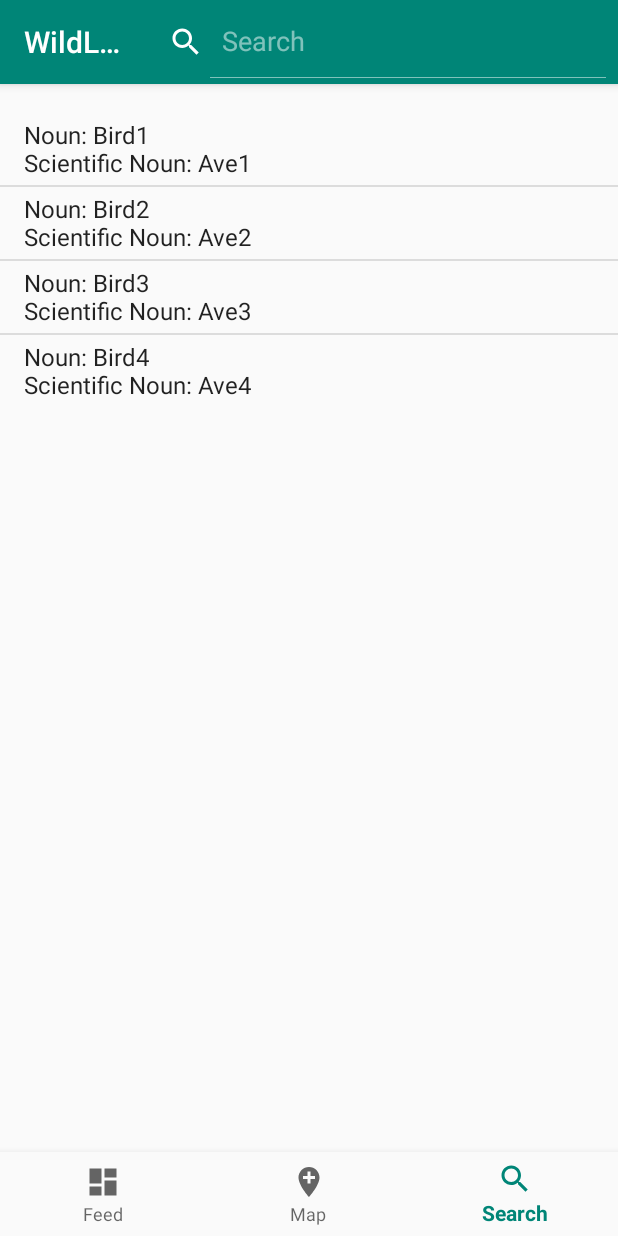
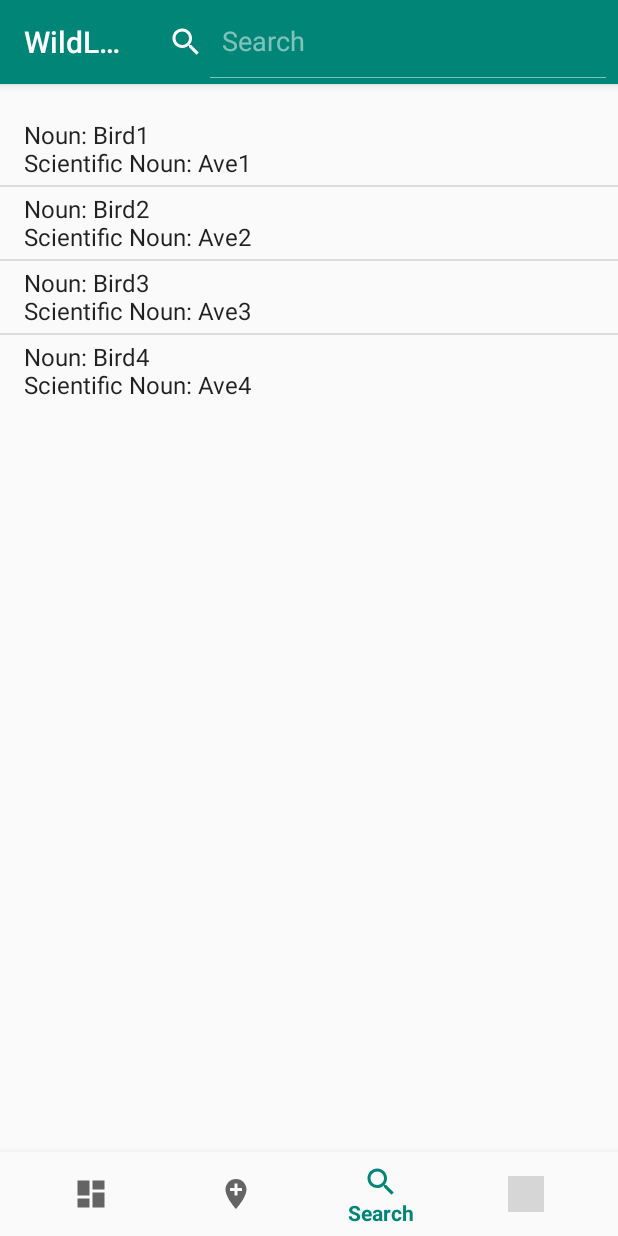
Before and after one commit to SQUIZXZ/Wildlife-Pokedex, an Android app: the screen it shows after launch (MainActivity), item 3 of the bottom bar chosen, on a phone screen of 412 x 824 dp. Run offline under Robolectric (Android 15) with nearby library versions, the phone set to English and light mode, and no system bars; grey boxes are pictures that could not be loaded.

Commit message:
merging with Navigation_Bar branch

```diff
--- a/WildlifeApplication/app/src/main/java/com/example/wildlifeapplication/MainActivity.java
+++ b/WildlifeApplication/app/src/main/java/com/example/wildlifeapplication/MainActivity.java
@@ -1,5 +1,6 @@
 package com.example.wildlifeapplication;
 
+import android.content.Intent;
 import android.os.Bundle;
 import android.support.annotation.NonNull;
 import android.support.design.widget.BottomNavigationView;
@@ -28,7 +29,12 @@ public class MainActivity extends AppCompatActivity {
                     switchToMainActivity();
                     return true;
                 case R.id.navigation_search:
+                    mTextMessage.setText(R.string.title_search);
                     switchToBirdSearchFragment();
+                    return true;
+                case R.id.navigation_extras:
+                    mTextMessage.setText(R.string.extras);
+                    switchToMainActivity();
                     return true;
             }
             return false;
--- a/WildlifeApplication/app/src/main/res/menu/navigation.xml
+++ b/WildlifeApplication/app/src/main/res/menu/navigation.xml
@@ -17,6 +17,11 @@
         android:icon="@drawable/ic_search_black_24dp"
         android:title="@string/title_search" />
 
+    <item
+        android:id="@+id/navigation_extras"
+        android:icon="@drawable/ic_menu_black_24dp"
+        android:title="@string/extras"/>
+
 
 
 </menu>
--- a/WildlifeApplication/app/src/main/res/values/strings.xml
+++ b/WildlifeApplication/app/src/main/res/values/strings.xml
@@ -3,7 +3,7 @@
     <string name="title_map">Map</string>
     <string name="title_feed">Feed</string>
     <string name="title_search">Search</string>
+    <string name="extras">Extras</string>
 
-    <!-- TODO: Remove or change this placeholder text -->
     <string name="hello_blank_fragment">Hello blank fragment</string>
 </resources>
```
